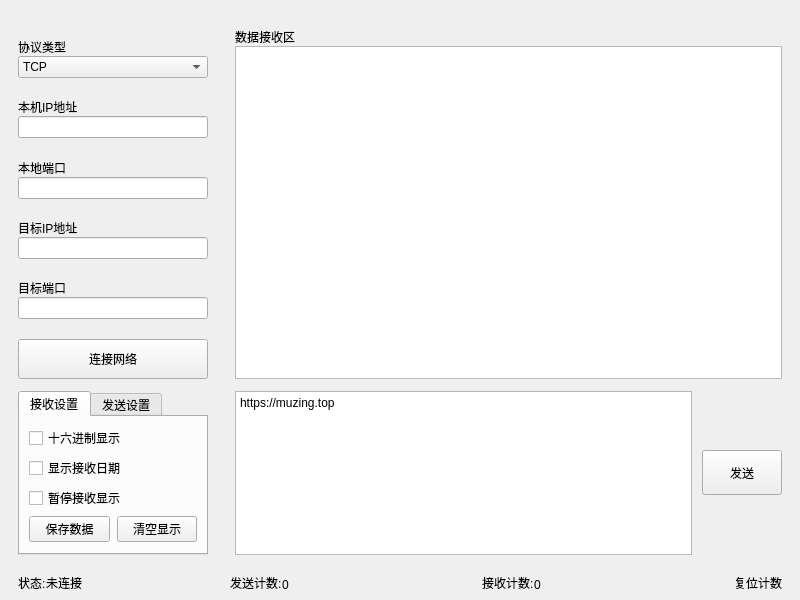
Above: UI/MainWindowUI.ui from muziing/NetAssist_PyQt before the change. Below: the same form after it.
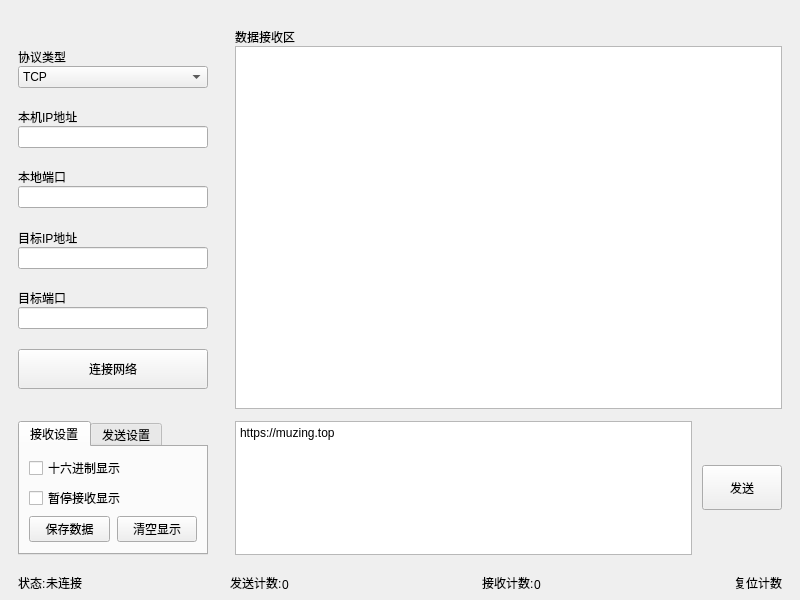
That is the form after the change. Icons and pictures are not drawn. Custom widgets are drawn as their Qt base class.

Commit message: 初步实现 循环发送 的功能

What changed in the file:
```diff
--- a/UI/MainWindowUI.ui
+++ b/UI/MainWindowUI.ui
@@ -58,7 +58,7 @@
        <property name="sizeHint" stdset="0">
         <size>
          <width>20</width>
-         <height>40</height>
+         <height>50</height>
         </size>
        </property>
       </spacer>
@@ -283,6 +283,19 @@
        </property>
       </widget>
      </item>
+     <item>
+      <spacer name="verticalSpacer_4">
+       <property name="orientation">
+        <enum>Qt::Vertical</enum>
+       </property>
+       <property name="sizeHint" stdset="0">
+        <size>
+         <width>20</width>
+         <height>40</height>
+        </size>
+       </property>
+      </spacer>
+     </item>
     </layout>
    </item>
    <item row="0" column="1">
@@ -350,13 +363,6 @@
          </property>
         </widget>
        </item>
-       <item>
-        <widget class="QCheckBox" name="checkBox_3">
-         <property name="text">
-          <string>显示接收日期</string>
-         </property>
-        </widget>
-       </item>
        <item>
         <widget class="QCheckBox" name="checkBox_2">
          <property name="text">
```
Left out of the diff: 4 changed lines with no effect on the pictures. The commit also changes 2 other files.
